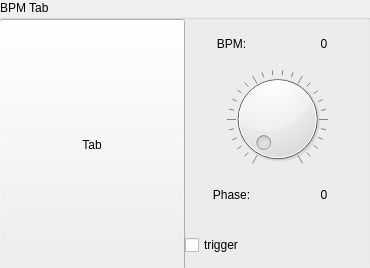
Old version of the form src/bpm_tab.ui in the repository majorx234/qtjack_bpm_tab.
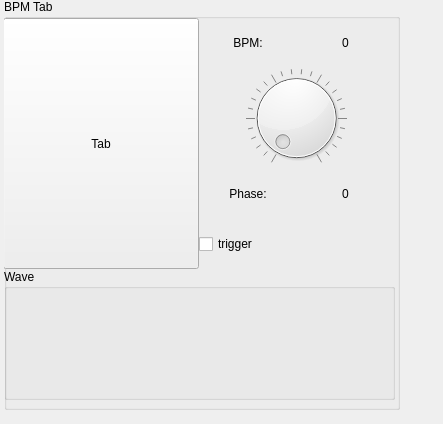
New version of the form.

Commit message: Display wave widget in BPM Tab gui

```diff
--- a/src/bpm_tab.ui
+++ b/src/bpm_tab.ui
@@ -6,22 +6,28 @@
    <rect>
     <x>0</x>
     <y>0</y>
-    <width>370</width>
-    <height>268</height>
+    <width>443</width>
+    <height>424</height>
    </rect>
   </property>
   <property name="windowTitle">
    <string>Form</string>
   </property>
+  <widget class="QWidget" name="verticalLayoutWidget">
+   <property name="geometry">
+    <rect>
+     <x>-1</x>
+     <y>-1</y>
+     <width>401</width>
+     <height>411</height>
+    </rect>
+   </property>
+   <layout class="QVBoxLayout" name="mainVerticalLayout">
+    <property name="leftMargin">
+     <number>5</number>
+    </property>
+    <item>
   <widget class="QGroupBox" name="groupBox">
-   <property name="geometry">
-    <rect>
-     <x>0</x>
-     <y>0</y>
-     <width>371</width>
-     <height>271</height>
-    </rect>
-   </property>
    <property name="title">
     <string>BPM Tab</string>
    </property>
@@ -30,7 +36,7 @@
      <rect>
       <x>-1</x>
       <y>19</y>
-      <width>371</width>
+         <width>391</width>
       <height>251</height>
      </rect>
     </property>
@@ -130,6 +136,22 @@
      </item>
     </layout>
    </widget>
+      <widget class="QGroupBox" name="waveBox">
+       <property name="geometry">
+        <rect>
+         <x>0</x>
+         <y>270</y>
+         <width>391</width>
+         <height>131</height>
+        </rect>
+       </property>
+       <property name="title">
+        <string>Wave</string>
+       </property>
+      </widget>
+     </widget>
+    </item>
+   </layout>
   </widget>
  </widget>
  <resources/>
```
Left out of the diff: 2 changed lines with no effect on the pictures. Lines whose indentation alone changed are shown as unchanged. The commit also changes 5 other files.
